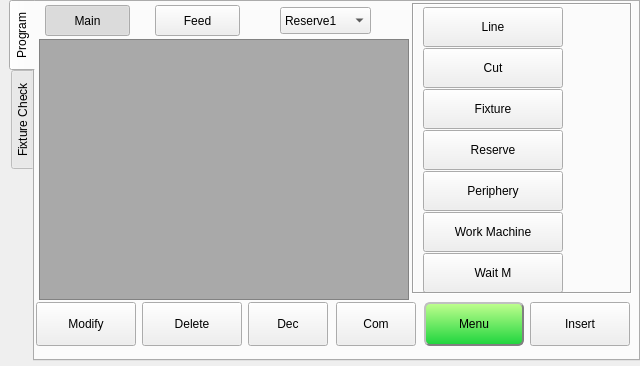
Above: hcinstruction/ichcinstructionpageframe.ui from GaussCheng/2-5AxisPunch before the change. Below: the same form after it.
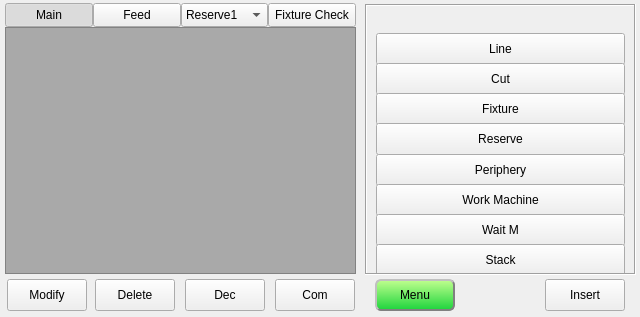
That is the form after the change. Icons and pictures are not drawn. Custom widgets are drawn as their Qt base class.

The edit to the form file:
```diff
--- a/hcinstruction/ichcinstructionpageframe.ui
+++ b/hcinstruction/ichcinstructionpageframe.ui
@@ -7,9 +7,15 @@
     <x>0</x>
     <y>0</y>
     <width>640</width>
-    <height>366</height>
+    <height>317</height>
    </rect>
   </property>
+  <property name="maximumSize">
+   <size>
+    <width>640</width>
+    <height>400</height>
+   </size>
+  </property>
   <property name="windowTitle">
    <string>Frame</string>
   </property>
@@ -27,32 +33,26 @@
   <property name="frameShadow">
    <enum>QFrame::Plain</enum>
   </property>
-  <widget class="ICTabWidget" name="tabWidget">
+  <widget class="QStackedWidget" name="stackedWidget">
    <property name="geometry">
     <rect>
-     <x>9</x>
-     <y>0</y>
-     <width>631</width>
-     <height>361</height>
+     <x>5</x>
+     <y>3</y>
+     <width>640</width>
+     <height>311</height>
     </rect>
    </property>
-   <property name="tabPosition">
-    <enum>QTabWidget::West</enum>
-   </property>
    <property name="currentIndex">
     <number>0</number>
    </property>
-   <widget class="QWidget" name="tab_3">
-    <attribute name="title">
-     <string>Program</string>
-    </attribute>
+   <widget class="QWidget" name="stackedWidgetPage1">
     <widget class="QToolButton" name="insertToolButton">
      <property name="geometry">
       <rect>
-       <x>495</x>
-       <y>300</y>
-       <width>100</width>
-       <height>44</height>
+       <x>540</x>
+       <y>276</y>
+       <width>80</width>
+       <height>32</height>
       </rect>
      </property>
      <property name="sizePolicy">
@@ -81,10 +81,10 @@
     <widget class="QToolButton" name="downButton">
      <property name="geometry">
       <rect>
-       <x>213</x>
-       <y>300</y>
+       <x>180</x>
+       <y>276</y>
        <width>80</width>
-       <height>44</height>
+       <height>32</height>
       </rect>
      </property>
      <property name="sizePolicy">
@@ -116,10 +116,10 @@
     <widget class="QToolButton" name="upButton">
      <property name="geometry">
       <rect>
-       <x>301</x>
-       <y>300</y>
+       <x>270</x>
+       <y>276</y>
        <width>80</width>
-       <height>44</height>
+       <height>32</height>
       </rect>
      </property>
      <property name="sizePolicy">
@@ -151,10 +151,10 @@
     <widget class="QToolButton" name="commandButton">
      <property name="geometry">
       <rect>
-       <x>389</x>
-       <y>300</y>
-       <width>100</width>
-       <height>44</height>
+       <x>370</x>
+       <y>276</y>
+       <width>80</width>
+       <height>32</height>
       </rect>
      </property>
      <property name="sizePolicy">
@@ -184,10 +184,10 @@
     <widget class="QToolButton" name="modifyToolButton">
      <property name="geometry">
       <rect>
-       <x>1</x>
-       <y>300</y>
-       <width>100</width>
-       <height>44</height>
+       <x>2</x>
+       <y>276</y>
+       <width>80</width>
+       <height>32</height>
       </rect>
      </property>
      <property name="sizePolicy">
@@ -216,10 +216,10 @@
     <widget class="QToolButton" name="deleteToolButton">
      <property name="geometry">
       <rect>
-       <x>107</x>
-       <y>300</y>
-       <width>100</width>
-       <height>44</height>
+       <x>90</x>
+       <y>276</y>
+       <width>80</width>
+       <height>32</height>
       </rect>
      </property>
      <property name="sizePolicy">
@@ -248,30 +248,18 @@
     <widget class="QStackedWidget" name="settingStackedWidget">
      <property name="geometry">
       <rect>
-       <x>377</x>
+       <x>360</x>
        <y>1</y>
-       <width>220</width>
-       <height>291</height>
+       <width>271</width>
+       <height>271</height>
       </rect>
      </property>
      <property name="sizePolicy">
-      <sizepolicy hsizetype="Fixed" vsizetype="Preferred">
+      <sizepolicy hsizetype="Preferred" vsizetype="Preferred">
        <horstretch>0</horstretch>
        <verstretch>0</verstretch>
       </sizepolicy>
      </property>
-     <property name="minimumSize">
-      <size>
-       <width>220</width>
-       <height>0</height>
-      </size>
-     </property>
-     <property name="maximumSize">
-      <size>
-       <width>220</width>
-       <height>16777215</height>
-      </size>
-     </property>
      <property name="frameShape">
       <enum>QFrame::Box</enum>
      </property>
@@ -292,6 +280,22 @@
        <property name="bottomMargin">
         <number>2</number>
        </property>
+       <item>
+        <spacer name="verticalSpacer">
+         <property name="orientation">
+          <enum>Qt::Vertical</enum>
+         </property>
+         <property name="sizeType">
+          <enum>QSizePolicy::Fixed</enum>
+         </property>
+         <property name="sizeHint" stdset="0">
+          <size>
+           <width>13</width>
+           <height>25</height>
+          </size>
+         </property>
+        </spacer>
+       </item>
        <item>
         <widget class="QToolButton" name="lineButton">
          <property name="sizePolicy">
@@ -302,14 +306,14 @@
          </property>
          <property name="minimumSize">
           <size>
-           <width>140</width>
-           <height>40</height>
+           <width>0</width>
+           <height>32</height>
           </size>
          </property>
          <property name="maximumSize">
           <size>
-           <width>140</width>
-           <height>40</height>
+           <width>16777215</width>
+           <height>44</height>
           </size>
          </property>
          <property name="text">
@@ -340,14 +344,14 @@
          </property>
          <property name="minimumSize">
           <size>
-           <width>140</width>
-           <height>40</height>
+           <width>0</width>
+           <height>32</height>
           </size>
          </property>
          <property name="maximumSize">
           <size>
-           <width>140</width>
-           <height>40</height>
+           <width>16777215</width>
+           <height>44</height>
           </size>
          </property>
          <property name="text">
@@ -378,14 +382,14 @@
          </property>
          <property name="minimumSize">
           <size>
-           <width>140</width>
-           <height>40</height>
+           <width>0</width>
+           <height>32</height>
           </size>
          </property>
          <property name="maximumSize">
           <size>
-           <width>140</width>
-           <height>40</height>
+           <width>16777215</width>
+           <height>44</height>
           </size>
          </property>
          <property name="text">
@@ -416,14 +420,14 @@
          </property>
          <property name="minimumSize">
           <size>
-           <width>140</width>
-           <height>40</height>
+           <width>0</width>
+           <height>32</height>
           </size>
          </property>
          <property name="maximumSize">
           <size>
-           <width>140</width>
-           <height>40</height>
+           <width>16777215</width>
+           <height>44</height>
           </size>
          </property>
          <property name="text">
@@ -454,14 +458,14 @@
          </property>
          <property name="minimumSize">
           <size>
-           <width>140</width>
-           <height>40</height>
+           <width>0</width>
+           <height>32</height>
           </size>
          </property>
          <property name="maximumSize">
           <size>
-           <width>140</width>
-           <height>40</height>
+           <width>16777215</width>
+           <height>44</height>
           </size>
          </property>
          <property name="text">
@@ -492,14 +496,14 @@
          </property>
          <property name="minimumSize">
           <size>
-           <width>140</width>
-           <height>40</height>
+           <width>0</width>
+           <height>32</height>
           </size>
          </property>
          <property name="maximumSize">
           <size>
-           <width>140</width>
-           <height>40</height>
+           <width>16777215</width>
+           <height>44</height>
           </size>
          </property>
          <property name="text">
@@ -530,14 +534,14 @@
          </property>
          <property name="minimumSize">
           <size>
-           <width>140</width>
-           <height>40</height>
+           <width>0</width>
+           <height>32</height>
           </size>
          </property>
          <property name="maximumSize">
           <size>
-           <width>140</width>
-           <height>40</height>
+           <width>16777215</width>
+           <height>44</height>
           </size>
          </property>
          <property name="text">
@@ -558,83 +562,203 @@
          </property>
         </widget>
        </item>
+       <item>
+        <widget class="QToolButton" name="stackButton">
+         <property name="sizePolicy">
+          <sizepolicy hsizetype="Preferred" vsizetype="Preferred">
+           <horstretch>0</horstretch>
+           <verstretch>0</verstretch>
+          </sizepolicy>
+         </property>
+         <property name="minimumSize">
+          <size>
+           <width>0</width>
+           <height>32</height>
+          </size>
+         </property>
+         <property name="maximumSize">
+          <size>
+           <width>16777215</width>
+           <height>44</height>
+          </size>
+         </property>
+         <property name="text">
+          <string>Stack</string>
+         </property>
+         <property name="icon">
+          <iconset resource="../resource.qrc">
+           <normaloff>:/resource/jump(32).png</normaloff>:/resource/jump(32).png</iconset>
+         </property>
+         <property name="iconSize">
+          <size>
+           <width>32</width>
+           <height>32</height>
+          </size>
+         </property>
+         <property name="toolButtonStyle">
+          <enum>Qt::ToolButtonTextBesideIcon</enum>
+         </property>
+        </widget>
+       </item>
       </layout>
      </widget>
     </widget>
-    <widget class="ICListWidget" name="moldContentListWidget">
+    <widget class="QWidget" name="widget" native="true">
      <property name="geometry">
       <rect>
-       <x>4</x>
-       <y>37</y>
-       <width>370</width>
-       <height>261</height>
+       <x>0</x>
+       <y>0</y>
+       <width>351</width>
+       <height>271</height>
       </rect>
      </property>
+     <layout class="QVBoxLayout" name="verticalLayout">
+      <property name="spacing">
+       <number>0</number>
+      </property>
+      <property name="leftMargin">
+       <number>0</number>
+      </property>
+      <property name="topMargin">
+       <number>0</number>
+      </property>
+      <property name="rightMargin">
+       <number>0</number>
+      </property>
+      <property name="bottomMargin">
+       <number>0</number>
+      </property>
+      <item>
+       <widget class="QWidget" name="widget" native="true">
+        <layout class="QHBoxLayout" name="horizontalLayout">
+         <property name="spacing">
+          <number>0</number>
+         </property>
+         <property name="leftMargin">
+          <number>0</number>
+         </property>
+         <property name="topMargin">
+          <number>0</number>
+         </property>
+         <property name="rightMargin">
+          <number>0</number>
+         </property>
+         <property name="bottomMargin">
+          <number>0</number>
+         </property>
+         <item>
+          <widget class="QPushButton" name="mainButton">
+           <property name="minimumSize">
+            <size>
+             <width>0</width>
+             <height>24</height>
+            </size>
+           </property>
+           <property name="text">
+            <string>Main</string>
+           </property>
+           <property name="checkable">
+            <bool>true</bool>
+           </property>
+           <property name="checked">
+            <bool>true</bool>
+           </property>
+           <attribute name="buttonGroup">
+            <string notr="true">buttonGroup</string>
+           </attribute>
+          </widget>
+         </item>
+         <item>
+          <widget class="QPushButton" name="feedButton">
+           <property name="minimumSize">
+            <size>
+             <width>0</width>
+             <height>24</height>
+            </size>
+           </property>
+           <property name="text">
+            <string>Feed</string>
+           </property>
+           <property name="checkable">
+            <bool>true</bool>
+           </property>
+           <property name="checked">
+            <bool>false</bool>
+           </property>
+           <attribute name="buttonGroup">
+            <string notr="true">buttonGroup</string>
+           </attribute>
+          </widget>
+         </item>
+         <item>
+          <widget class="ICComboBox" name="reserveBox">
+           <property name="minimumSize">
+            <size>
+             <width>0</width>
+             <height>24</height>
+            </size>
+           </property>
+           <item>
+            <property name="text">
+             <string>Reserve1</string>
+            </property>
+           </item>
+           <item>
+            <property name="text">
+             <string>Reserve2</string>
+            </property>
+           </item>
+           <item>
+            <property name="text">
+             <string>Reserve3</string>
+            </property>
+           </item>
+           <item>
+            <property name="text">
+             <string>Reserve4</string>
+            </property>
+           </item>
+           <item>
+            <property name="text">
+             <string>Reserve5</string>
+            </property>
+           </item>
+           <item>
+            <property name="text">
+             <string>Reserve6</string>
+            </property>
+           </item>
+           <item>
+            <property name="text">
+             <string>Reserve7</string>
+            </property>
+           </item>
+          </widget>
+         </item>
+         <item>
+          <widget class="QPushButton" name="fixtureCheckBtn">
+           <property name="minimumSize">
+            <size>
+             <width>0</width>
+             <height>24</height>
+            </size>
+           </property>
+           <property name="text">
+            <string>Fixture Check</string>
+           </property>
+          </widget>
+         </item>
+        </layout>
+       </widget>
+      </item>
+      <item>
+       <widget class="QListWidget" name="moldContentListWidget">
      <property name="styleSheet">
       <string notr="true">QListView{
 background-color: darkgray;
 }
 QListView::item{
 padding:5px;
-}
-QScrollBar:vertical{
-     border: 2px solid #6c6c6c;
-     background: rgba(214,212,210,100%);
-     width: 15px;
-     margin: 22px 0 22px 0;
-}
-QScrollBar:horizontal {
-     border: 2px solid #6c6c6c;
-     background: rgba(214,212,210,100%);
-     height: 15px;
-     margin: 0 22px 0 22px;
-}
-QScrollBar::handle:vertical {
-     background-color: qlineargradient(spread:pad, x1:0.995455, y1:0.455, x2:0, y2:0.46, stop:0 rgba(94, 126, 165, 255), stop:1 rgba(159, 191, 230, 255));
-     min-height: 20px;
-}
-QScrollBar::handle:horizontal {
-     background-color: qlineargradient(spread:pad,  x1:1, y1:1, x2:1, y2:0, stop:0 rgba(94, 126, 165, 255), stop:1 rgba(159, 191, 230, 255));
-     min-width: 20px;
-}
-QScrollBar::add-line:vertical{
-     border: 2px solid #6c6c6c;
-     background: rgba(0,0,0,30%);
-     height: 20px;
-     subcontrol-position: bottom;
-     subcontrol-origin: margin;
-}
-QScrollBar::add-line:horizontal {
-     border: 2px solid #6c6c6c;
-     background: rgba(0,0,0,30%);
-     width: 20px;
-     subcontrol-position: right;
-     subcontrol-origin: margin;
-}
-
-QScrollBar::sub-line:vertical {
-     border: 2px solid #6c6c6c;
-     background: rgba(0,0,0,30%);
-     height: 20px;
-     subcontrol-position: top;
-     subcontrol-origin: margin;
-}
-QScrollBar::sub-line:horizontal {
-     border: 2px solid #6c6c6c;
-     background: rgba(0,0,0,30%);
-     width: 20px;
-     subcontrol-position: left;
-     subcontrol-origin: margin;
-}
-QScrollBar::up-arrow:vertical, QScrollBar::down-arrow:vertical,QScrollBar::left-arrow:horizontal, QScrollBar::right-arrow:horizontal{
-     border: 2px solid #6c6c6c;
-     width: 3px;
-     height: 3px;
-     background: white;
-}
-
-QScrollBar::add-page:vertical, QScrollBar::sub-page:vertical, QScrollBar::add-page:horizontal, QScrollBar::sub-page:horizontal {
-      background: none;
 }</string>
      </property>
      <property name="horizontalScrollBarPolicy">
@@ -662,118 +786,20 @@
       <bool>false</bool>
      </property>
     </widget>
-    <widget class="QPushButton" name="feedButton">
-     <property name="geometry">
-      <rect>
-       <x>120</x>
-       <y>3</y>
-       <width>85</width>
-       <height>31</height>
-      </rect>
-     </property>
-     <property name="minimumSize">
-      <size>
-       <width>0</width>
-       <height>24</height>
-      </size>
-     </property>
-     <property name="maximumSize">
-      <size>
-       <width>90</width>
-       <height>16777215</height>
-      </size>
-     </property>
-     <property name="text">
-      <string>Feed</string>
-     </property>
-     <property name="checkable">
-      <bool>true</bool>
-     </property>
-     <attribute name="buttonGroup">
-      <string notr="true">buttonGroup</string>
-     </attribute>
+      </item>
+     </layout>
     </widget>
-    <widget class="QPushButton" name="mainButton">
-     <property name="geometry">
-      <rect>
-       <x>10</x>
-       <y>3</y>
-       <width>85</width>
-       <height>31</height>
-      </rect>
-     </property>
-     <property name="minimumSize">
-      <size>
-       <width>0</width>
-       <height>24</height>
-      </size>
-     </property>
-     <property name="maximumSize">
-      <size>
-       <width>90</width>
-       <height>16777215</height>
-      </size>
-     </property>
-     <property name="text">
-      <string>Main</string>
-     </property>
-     <property name="checkable">
-      <bool>true</bool>
-     </property>
-     <property name="checked">
-      <bool>true</bool>
-     </property>
-     <attribute name="buttonGroup">
-      <string notr="true">buttonGroup</string>
-     </attribute>
-    </widget>
-    <widget class="ICComboBox" name="reserveBox">
+   </widget>
+   <widget class="QWidget" name="stackedWidgetPage2">
+    <widget class="QTabWidget" name="tabWidget_2">
      <property name="geometry">
       <rect>
-       <x>245</x>
-       <y>5</y>
-       <width>91</width>
-       <height>27</height>
+       <x>0</x>
+       <y>2</y>
+       <width>631</width>
+       <height>315</height>
       </rect>
      </property>
-     <item>
-      <property name="text">
-       <string>Reserve1</string>
-      </property>
-     </item>
-     <item>
-      <property name="text">
-       <string>Reserve2</string>
-      </property>
-     </item>
-     <item>
-      <property name="text">
-       <string>Reserve3</string>
-      </property>
-     </item>
-     <item>
-      <property name="text">
-       <string>Reserve4</string>
-      </property>
-     </item>
-     <item>
-      <property name="text">
-       <string>Reserve5</string>
-      </property>
-     </item>
-     <item>
-      <property name="text">
-       <string>Reserve6</string>
-      </property>
-     </item>
-     <item>
-      <property name="text">
-       <string>Reserve7</string>
-      </property>
-     </item>
-    </widget>
-   </widget>
-   <widget class="QWidget" name="fixtureCheck">
     <property name="styleSheet">
      <string notr="true">QCheckBox{
 	spacing: 8px;
@@ -789,29 +815,11 @@
  image: url(:/resource/check_unchecked.png);
 }
 
-</string>
-    </property>
-    <attribute name="title">
-     <string>Fixture Check</string>
-    </attribute>
-    <layout class="QVBoxLayout" name="verticalLayout">
-     <property name="spacing">
-      <number>2</number>
-     </property>
-     <property name="leftMargin">
-      <number>1</number>
-     </property>
-     <property name="topMargin">
-      <number>1</number>
-     </property>
-     <property name="rightMargin">
-      <number>1</number>
-     </property>
-     <property name="bottomMargin">
-      <number>1</number>
-     </property>
-     <item>
-      <widget class="QTabWidget" name="tabWidget_2">
+::indicator:unchecked:disabled
+{
+ image: url(:/resource/check_unchecked_disable.png);
+}</string>
+     </property>
        <property name="currentIndex">
         <number>0</number>
        </property>
@@ -1308,23 +1316,29 @@
         </layout>
        </widget>
       </widget>
-     </item>
-    </layout>
+    <widget class="QPushButton" name="returnButton">
+     <property name="geometry">
+      <rect>
+       <x>530</x>
+       <y>2</y>
+       <width>101</width>
+       <height>26</height>
+      </rect>
+     </property>
+     <property name="sizePolicy">
+      <sizepolicy hsizetype="Fixed" vsizetype="Fixed">
+       <horstretch>0</horstretch>
+       <verstretch>0</verstretch>
+      </sizepolicy>
+     </property>
+     <property name="text">
+      <string>Return</string>
+     </property>
+    </widget>
    </widget>
   </widget>
  </widget>
  <customwidgets>
-  <customwidget>
-   <class>ICTabWidget</class>
-   <extends>QTabWidget</extends>
-   <header>ictabwidget.h</header>
-   <container>1</container>
-  </customwidget>
-  <customwidget>
-   <class>ICListWidget</class>
-   <extends>QListWidget</extends>
-   <header>iclistwidget.h</header>
-  </customwidget>
   <customwidget>
    <class>ICComboBox</class>
    <extends>QComboBox</extends>
```
Left out of the diff: 51 changed lines with no effect on the pictures. Lines whose indentation alone changed are shown as unchanged.
